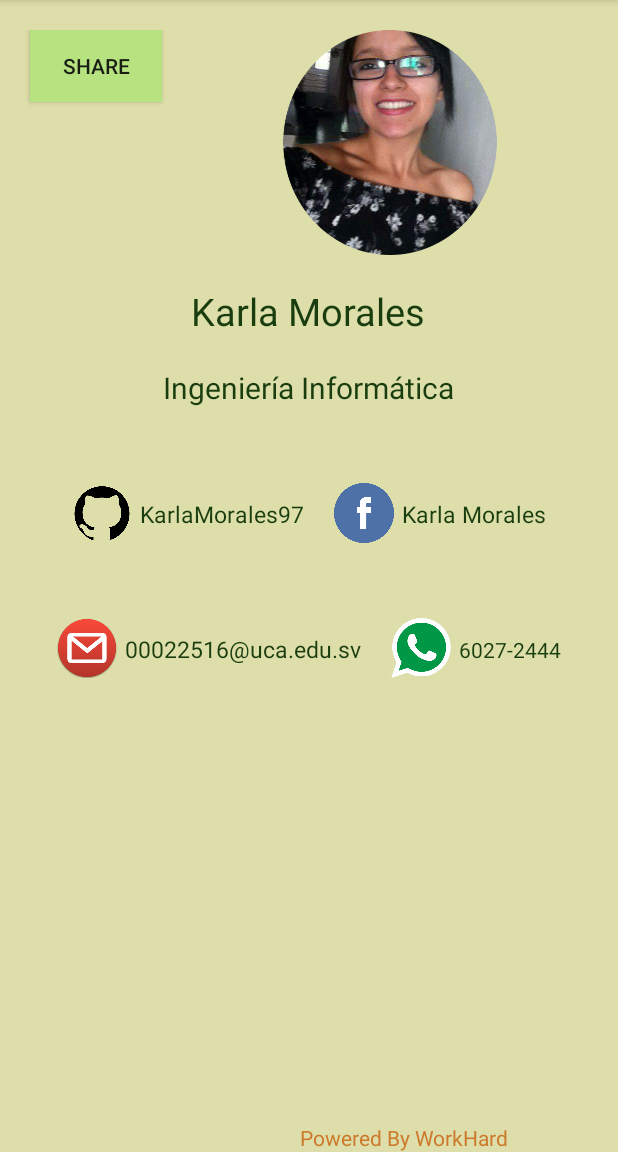
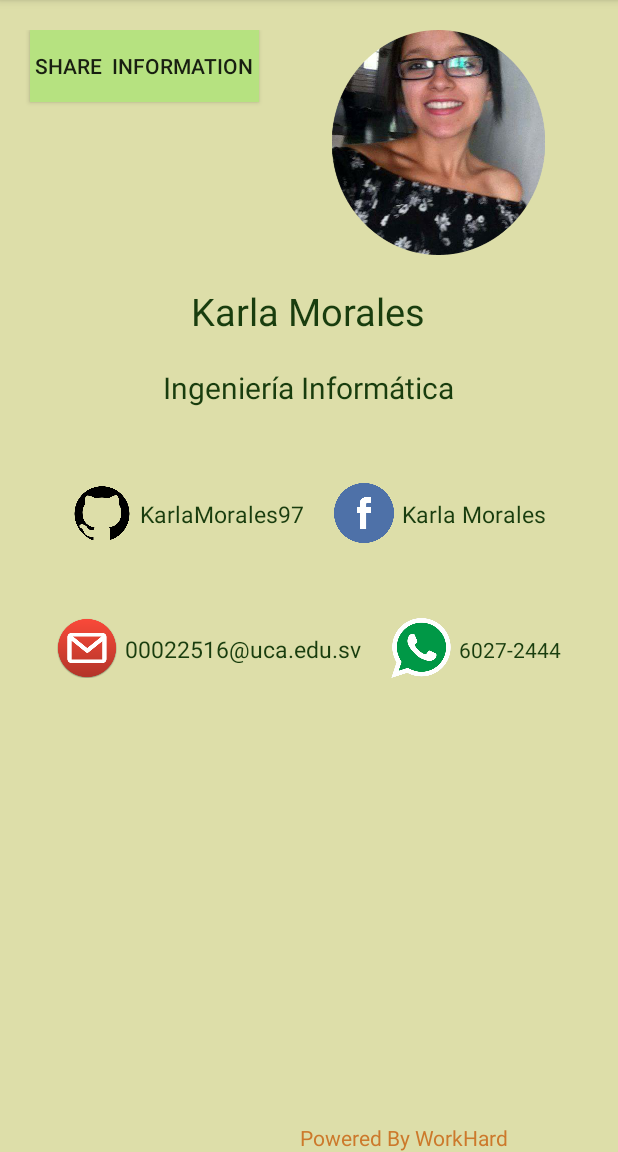
Before and after one commit to KarlaMorales97/AcercaDeShare, an Android app: the screen it shows after launch (MainActivity), on a phone screen of 412 x 824 dp, the part 84-1236 px from its top. Run offline under Robolectric (Android 15) with nearby library versions, the phone set to English and light mode, and no system bars.

Commit message:
Compartiendo, corroborando funcionamiento

```diff
--- a/app/src/main/res/layout/activity_main.xml
+++ b/app/src/main/res/layout/activity_main.xml
@@ -21,7 +21,8 @@
             android:layout_gravity="start"
             android:layout_marginLeft="20dp"
             android:onClick="Share"
-            android:text="SHARE"
+            android:text=" SHARE
+ INFORMATION "
             android:background="@color/Buttonshare"/>
 
         <ImageView
```
